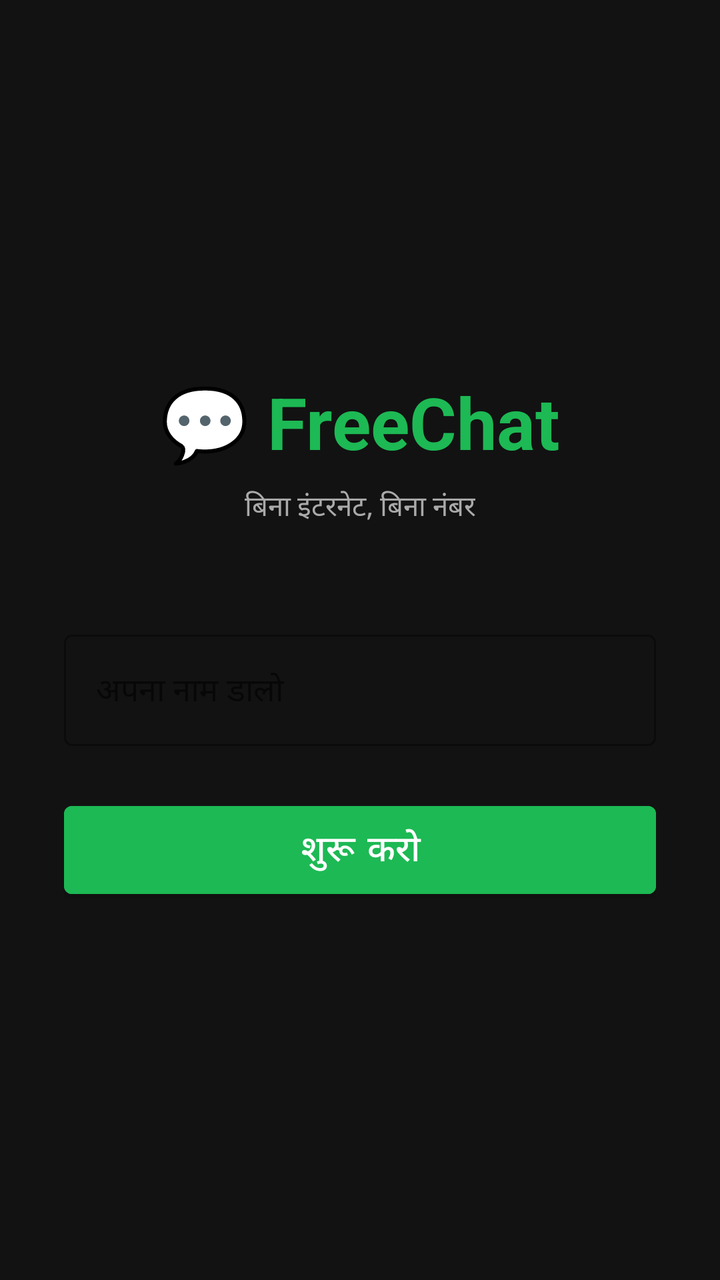
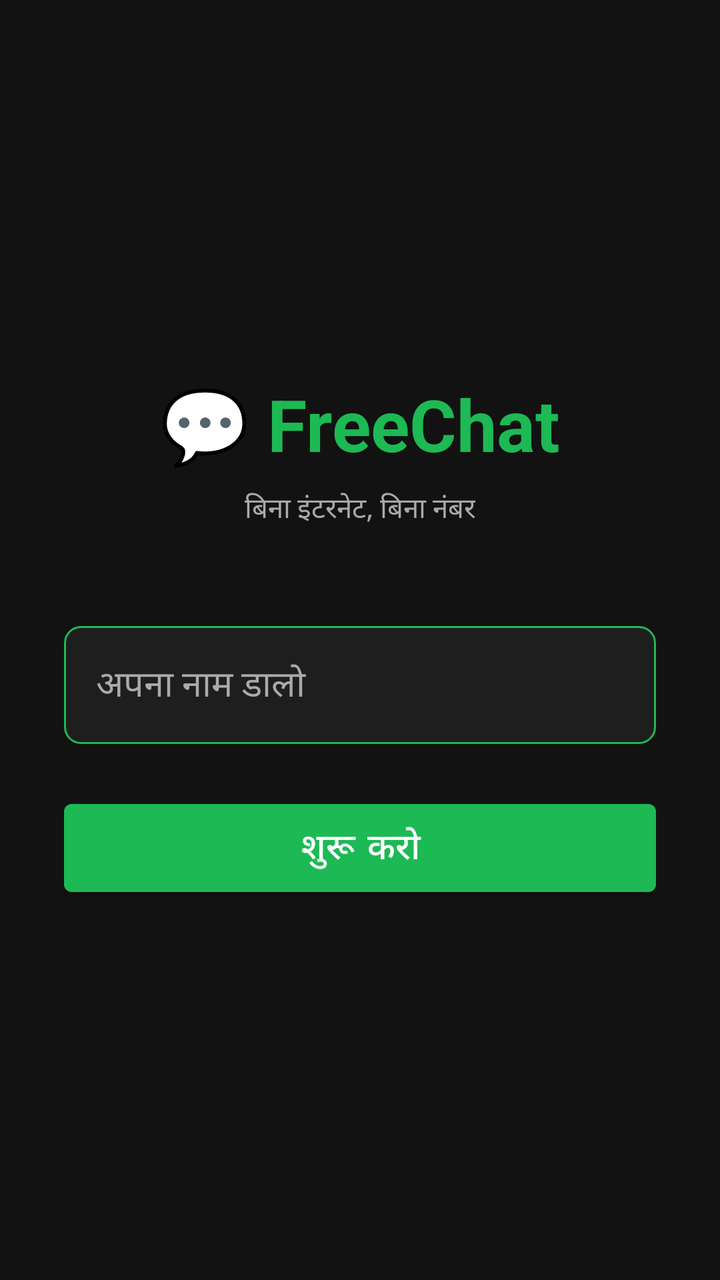

Two renders of the same Android screen: before a commit and after it. Below are the layout's source before the change and the commit's diff.
<!-- AndroidManifest.xml: application theme Theme.FreeChat -->
<!-- res/layout/activity_main.xml -->
<?xml version="1.0" encoding="utf-8"?>
<LinearLayout xmlns:android="http://schemas.android.com/apk/res/android"
    android:layout_width="match_parent"
    android:layout_height="match_parent"
    android:background="@color/dark_bg"
    android:gravity="center"
    android:orientation="vertical"
    android:padding="32dp">

    <TextView
        android:layout_width="wrap_content"
        android:layout_height="wrap_content"
        android:text="💬 FreeChat"
        android:textColor="@color/green"
        android:textSize="36sp"
        android:textStyle="bold"
        android:layout_marginBottom="8dp"/>

    <TextView
        android:layout_width="wrap_content"
        android:layout_height="wrap_content"
        android:text="बिना इंटरनेट, बिना नंबर"
        android:textColor="@color/grey"
        android:textSize="14sp"
        android:layout_marginBottom="48dp"/>

    <com.google.android.material.textfield.TextInputLayout
        android:layout_width="match_parent"
        android:layout_height="wrap_content"
        android:hint="@string/enter_name"
        style="@style/Widget.MaterialComponents.TextInputLayout.OutlinedBox"
        android:layout_marginBottom="24dp">

        <com.google.android.material.textfield.TextInputEditText
            android:id="@+id/etName"
            android:layout_width="match_parent"
            android:layout_height="wrap_content"
            android:textColor="@color/white"
            android:inputType="textPersonName"
            android:maxLength="30"/>

    </com.google.android.material.textfield.TextInputLayout>

    <com.google.android.material.button.MaterialButton
        android:id="@+id/btnStart"
        android:layout_width="match_parent"
        android:layout_height="56dp"
        android:text="@string/start"
        android:textSize="18sp"
        android:backgroundTint="@color/green"
        android:textColor="@color/white"/>

</LinearLayout>
<!-- resources referenced by this layout -->
<resources>
  <color name="dark_bg">#121212</color>
  <color name="green">#1DB954</color>
  <color name="grey">#AAAAAA</color>
  <color name="white">#FFFFFF</color>
  <string name="enter_name">अपना नाम डालो</string>
  <string name="start">शुरू करो</string>
  <style name="Theme.FreeChat" parent="Theme.MaterialComponents.DayNight.NoActionBar">
          <item name="colorPrimary">#1DB954</item>
          <item name="colorPrimaryDark">#158a3e</item>
          <item name="colorAccent">#1DB954</item>
          <item name="android:windowBackground">#121212</item>
          <item name="android:textColorPrimary">#FFFFFF</item>
          <item name="android:textColorSecondary">#AAAAAA</item>
      </style>
</resources>

<!-- the commit's change to res/layout/activity_main.xml (unified diff, before → after) -->
@@ -24,28 +24,24 @@
         android:textSize="14sp"
         android:layout_marginBottom="48dp"/>
 
-    <com.google.android.material.textfield.TextInputLayout
+    <EditText
+        android:id="@+id/etName"
         android:layout_width="match_parent"
         android:layout_height="wrap_content"
-        android:hint="@string/enter_name"
-        style="@style/Widget.MaterialComponents.TextInputLayout.OutlinedBox"
-        android:layout_marginBottom="24dp">
+        android:hint="अपना नाम डालो"
+        android:textColor="@color/white"
+        android:textColorHint="@color/grey"
+        android:inputType="textPersonName"
+        android:maxLength="30"
+        android:padding="16dp"
+        android:background="@drawable/input_bg"
+        android:layout_marginBottom="24dp"/>
 
-        <com.google.android.material.textfield.TextInputEditText
-            android:id="@+id/etName"
-            android:layout_width="match_parent"
-            android:layout_height="wrap_content"
-            android:textColor="@color/white"
-            android:inputType="textPersonName"
-            android:maxLength="30"/>
-
-    </com.google.android.material.textfield.TextInputLayout>
-
-    <com.google.android.material.button.MaterialButton
+    <Button
         android:id="@+id/btnStart"
         android:layout_width="match_parent"
         android:layout_height="56dp"
-        android:text="@string/start"
+        android:text="शुरू करो"
         android:textSize="18sp"
         android:backgroundTint="@color/green"
         android:textColor="@color/white"/>
<!-- resource entries referenced after the edit -->
@@ -4,8 +4,13 @@
   <color name="green">#1DB954</color>
   <color name="grey">#AAAAAA</color>
   <color name="white">#FFFFFF</color>
-  <string name="enter_name">अपना नाम डालो</string>
-  <string name="start">शुरू करो</string>
+  <!-- drawable input_bg (drawable) -->
+  <?xml version="1.0" encoding="utf-8"?>
+  <shape xmlns:android="http://schemas.android.com/apk/res/android">
+      <stroke android:width="1dp" android:color="#1DB954"/>
+      <corners android:radius="8dp"/>
+      <solid android:color="#1E1E1E"/>
+  </shape>
   <style name="Theme.FreeChat" parent="Theme.MaterialComponents.DayNight.NoActionBar">
           <item name="colorPrimary">#1DB954</item>
           <item name="colorPrimaryDark">#158a3e</item>
